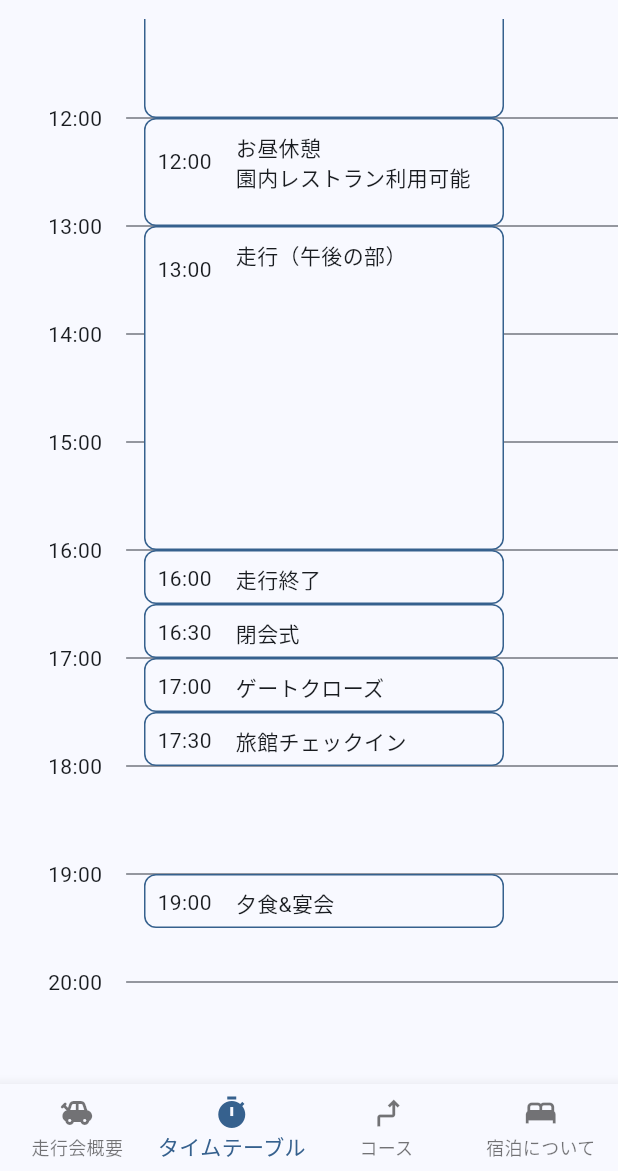
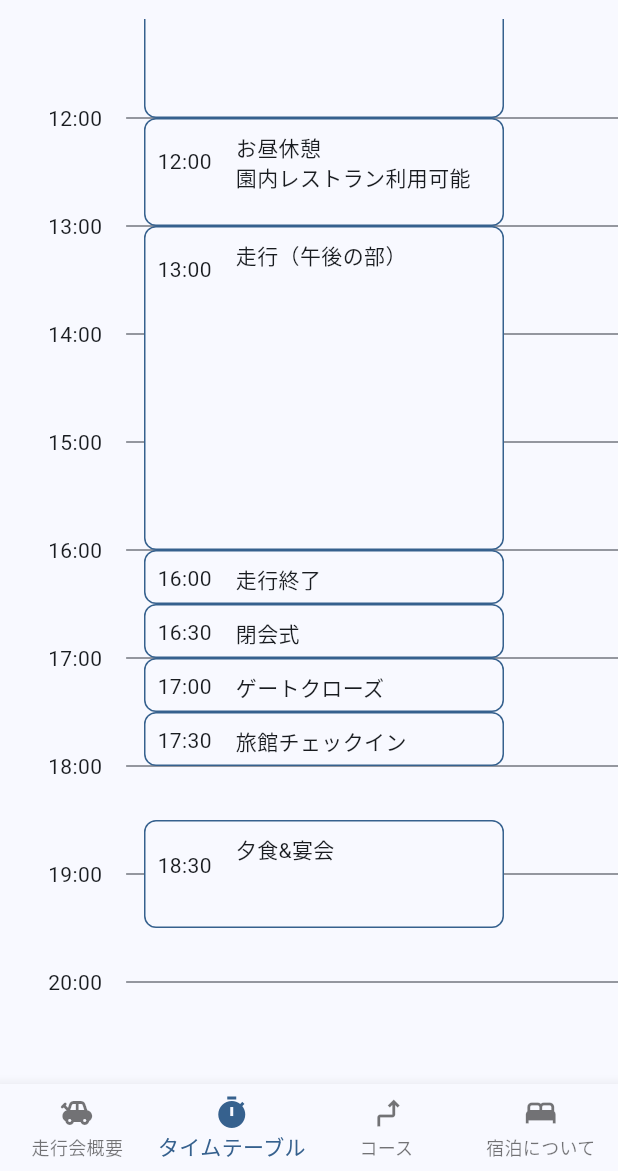
Before and after one commit to tegetege/tegezumi-soukoukai, a Flutter app: the screen it shows after launch, item 2 of the bottom bar chosen, scrolled down 362 dp, on a phone screen of 412 x 824 dp, the part 65-1236 px from its top. Run offline on Flutter 3.47's test engine with Material 3 defaults, Android fonts, the phone set to English and light mode, and no system bars; our stand-ins replace flutter_hooks, google_fonts; missing offline and left inert: webviewx_plus.

Commit message:
夕食の開始時間を修正(19:00 -> 18:30)

```diff
--- a/lib/timetable_page.dart
+++ b/lib/timetable_page.dart
@@ -48,8 +48,12 @@ class TimetablePage extends StatelessWidget {
                         height: 36, time: '17:00', label: 'ゲートクローズ', text: ''),
                     Event(
                         height: 36, time: '17:30', label: '旅館チェックイン', text: ''),
-                    SizedBox(height: 36 * 2),
-                    Event(height: 36, time: '19:00', label: '夕食&宴会', text: ''),
+                    SizedBox(height: 36 * 1),
+                    Event(
+                        height: 36 * 2,
+                        time: '18:30',
+                        label: '夕食&宴会',
+                        text: ''),
                   ],
                 ),
               ),
```
